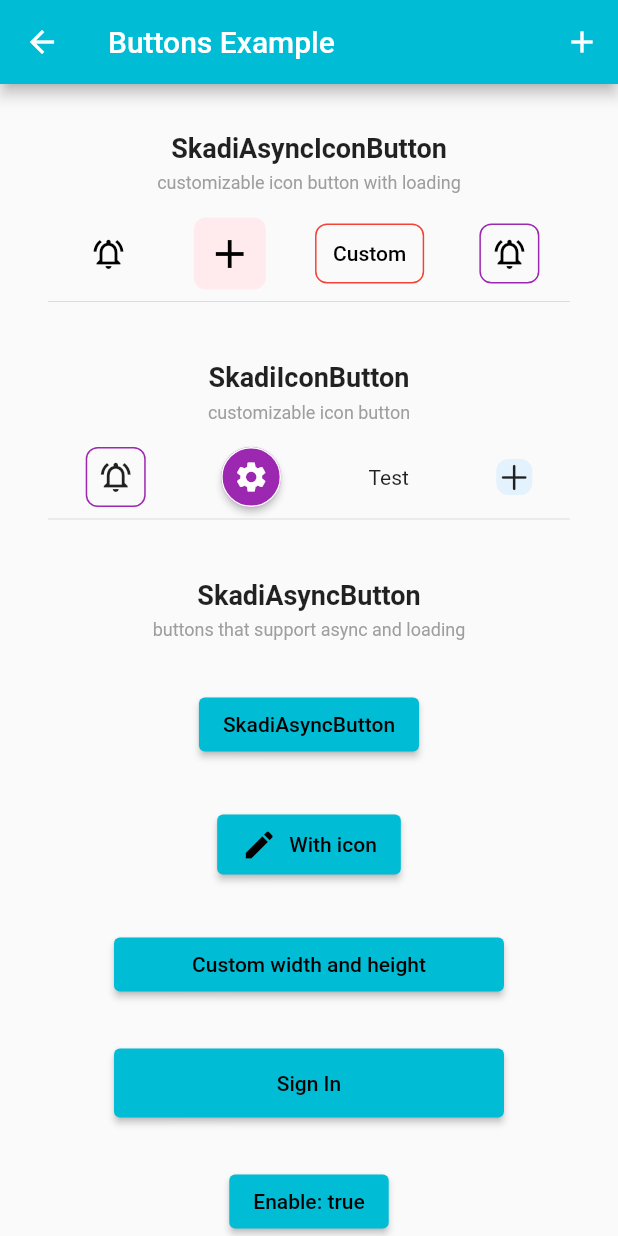
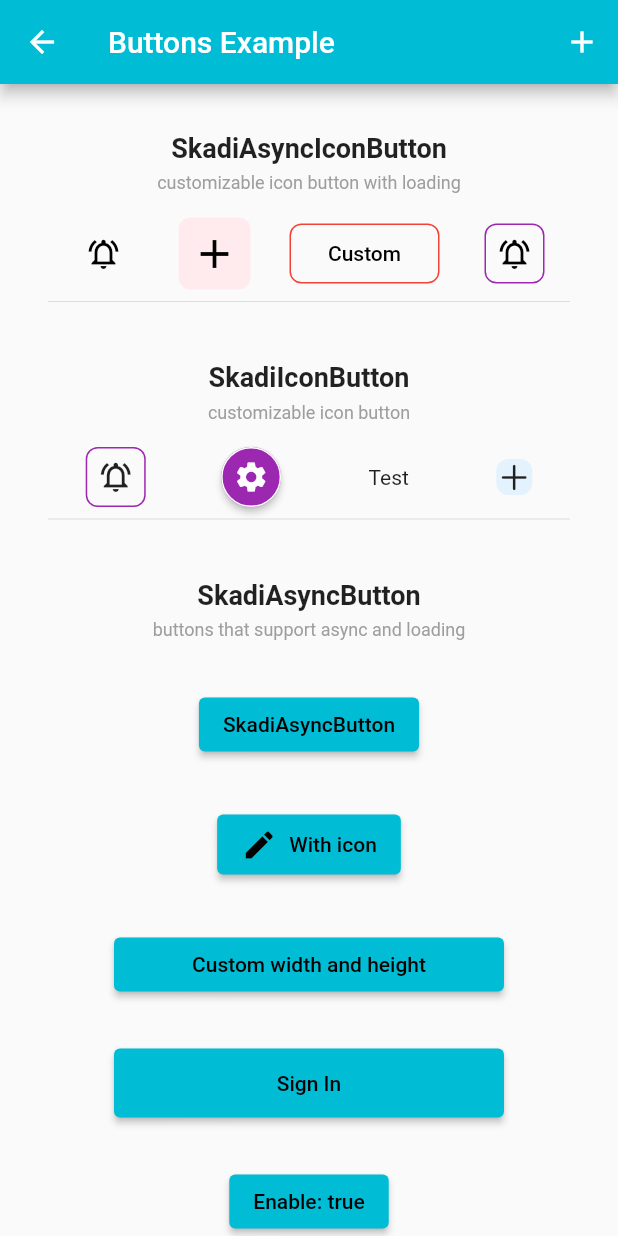
Before and after one commit to lynical-software/skadi, a Flutter app: the ButtonsExample screen opened directly, on a phone screen of 412 x 824 dp. Run offline on Flutter 3.47's test engine with Material 2 defaults, Android fonts, the phone set to English and light mode, and no system bars; our stand-ins replace dio, universal_platform; missing offline and left inert: future_manager.

Commit message:
3.1.0 release

```diff
--- a/example/lib/examples/buttons.dart
+++ b/example/lib/examples/buttons.dart
@@ -70,9 +70,10 @@ class _ButtonsExampleState extends State<ButtonsExample> with DeferDispose {
             ),
             SkadiAsyncIconButton(
               onTap: otherloading,
+              width: 100,
               icon: const Text("Custom"),
               loadingWidget: const CircularLoading(size: 16),
-              padding: const EdgeInsets.all(12),
+              padding: const EdgeInsets.all(8),
               borderSide: const BorderSide(color: Colors.red),
             ),
             SkadiAsyncIconButton(
--- a/example/lib/examples/pagination.dart
+++ b/example/lib/examples/pagination.dart
@@ -21,7 +21,7 @@ class _PaginationExampleState extends State<PaginationExample>
   late PaginationHandler<UserResponse, UserModel> paginationHandler =
       PaginationHandler(userManager);
   int maxTimeToShowError = 0;
-  bool sliver = true;
+  bool sliver = false;
 
   Future fetchData([bool reload = false]) async {
     if (reload) {
--- a/lib/src/utilities/form_validator.dart
+++ b/lib/src/utilities/form_validator.dart
@@ -5,6 +5,7 @@ class SkadiFormValidator {
       r'^(([^<>()[\]\\.,;:\s@\"]+(\.[^<>()[\]\\.,;:\s@\"]+)*)|(\".+\"))@((\[[0-9]{1,3}\.[0-9]{1,3}\.[0-9]{1,3}\.[0-9]{1,3}\])|(([a-zA-Z\-0-9]+\.)+[a-zA-Z]{2,}))$');
 
   static String? validateField(String? value, {String? field, int? length}) {
+    value = value?.trim();
     if (value.isNullOrEmpty) {
       return field != null
           ? "Please input your ${field.toLowerCase()}"
@@ -23,6 +24,7 @@ class SkadiFormValidator {
   }
 
   static String? isNumber(String? value, {String? field}) {
+    value = value?.trim();
     if (value.isNullOrEmpty) {
       return field != null
           ? "Please input your ${field.toLowerCase()}"
@@ -38,6 +40,7 @@ class SkadiFormValidator {
   }
 
   static String? validateEmail(String? value, {String field = "email"}) {
+    value = value?.trim();
     if (value.isNullOrEmpty) {
       return "Please input your ${field.toLowerCase()}";
     }
--- a/lib/src/widgets/skadi_async_icon_button.dart
+++ b/lib/src/widgets/skadi_async_icon_button.dart
@@ -36,6 +36,8 @@ class SkadiAsyncIconButton extends StatefulWidget {
   ///Using LoadingWidget from SkadiProvider or default CircularProgressIndicator with 24px
   final Widget? loadingWidget;
 
+  final double? width;
+
   ///An IconButton with respectively small margin and shape
   const SkadiAsyncIconButton({
     Key? key,
@@ -50,6 +52,7 @@ class SkadiAsyncIconButton extends StatefulWidget {
     this.badge,
     this.loadingWidget,
     this.loadingColor,
+    this.width,
   }) : super(key: key);
 
   @override
@@ -72,10 +75,10 @@ class _SkadiAsyncIconButtonState extends State<SkadiAsyncIconButton> {
         SkadiAsyncButton(
           onPressed: widget.onTap,
           fullWidth: false,
-          style: ElevatedButton.styleFrom(
+          width: widget.width,
+          style: TextButton.styleFrom(
             shape: shape,
             elevation: widget.elevation,
-            splashFactory: InkSplash.splashFactory,
             padding: widget.padding,
             minimumSize: const Size(40, 40),
             backgroundColor: widget.backgroundColor ?? Colors.transparent,
--- a/pubspec.yaml
+++ b/pubspec.yaml
@@ -1,6 +1,6 @@
 name: skadi
 description: Flutter utilities packages for custom widgets and utilities function.
-version: 3.0.1
+version: 3.1.0
 
 homepage: https://www.lynical.com
 repository: https://github.com/lynical-software/skadi
```
Also changed, not shown: lib/src/widgets/separator_row.dart (added, +125 -0 lines), example/pubspec.lock, 4 other files.
